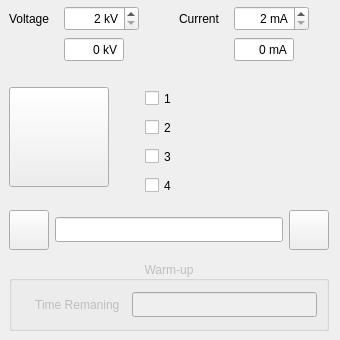
Before: the Qt Designer form Gui/forms/form_tubewidget.ui in slsdetectorgroup/motorControlSoftware, drawn with Qt 5.
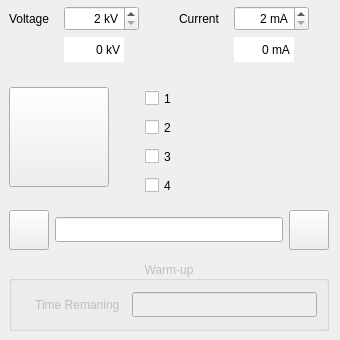
After: the same form once the commit is applied. Icons and pictures are not drawn.

```diff
--- a/Gui/forms/form_tubewidget.ui
+++ b/Gui/forms/form_tubewidget.ui
@@ -712,6 +712,9 @@
            <property name="toolTip">
             <string>Voltage</string>
            </property>
+           <property name="frame">
+            <bool>false</bool>
+           </property>
            <property name="alignment">
             <set>Qt::AlignRight|Qt::AlignTrailing|Qt::AlignVCenter</set>
            </property>
@@ -758,6 +761,9 @@
            <property name="toolTip">
             <string>Voltage</string>
            </property>
+           <property name="frame">
+            <bool>false</bool>
+           </property>
            <property name="alignment">
             <set>Qt::AlignRight|Qt::AlignTrailing|Qt::AlignVCenter</set>
            </property>
```
